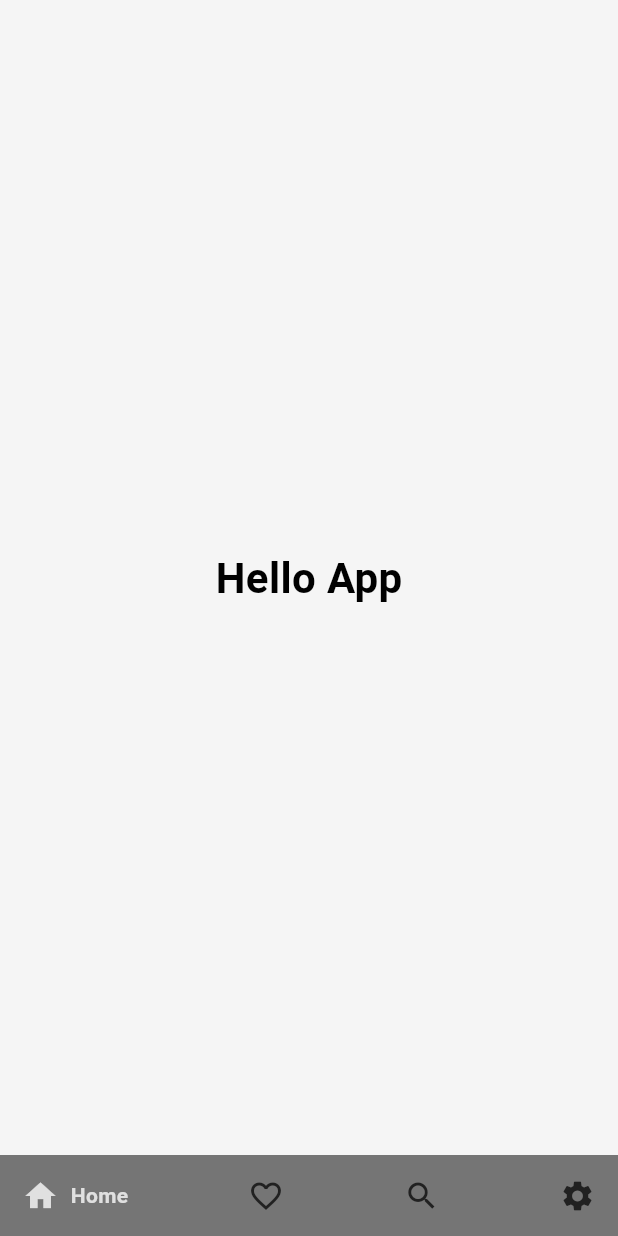
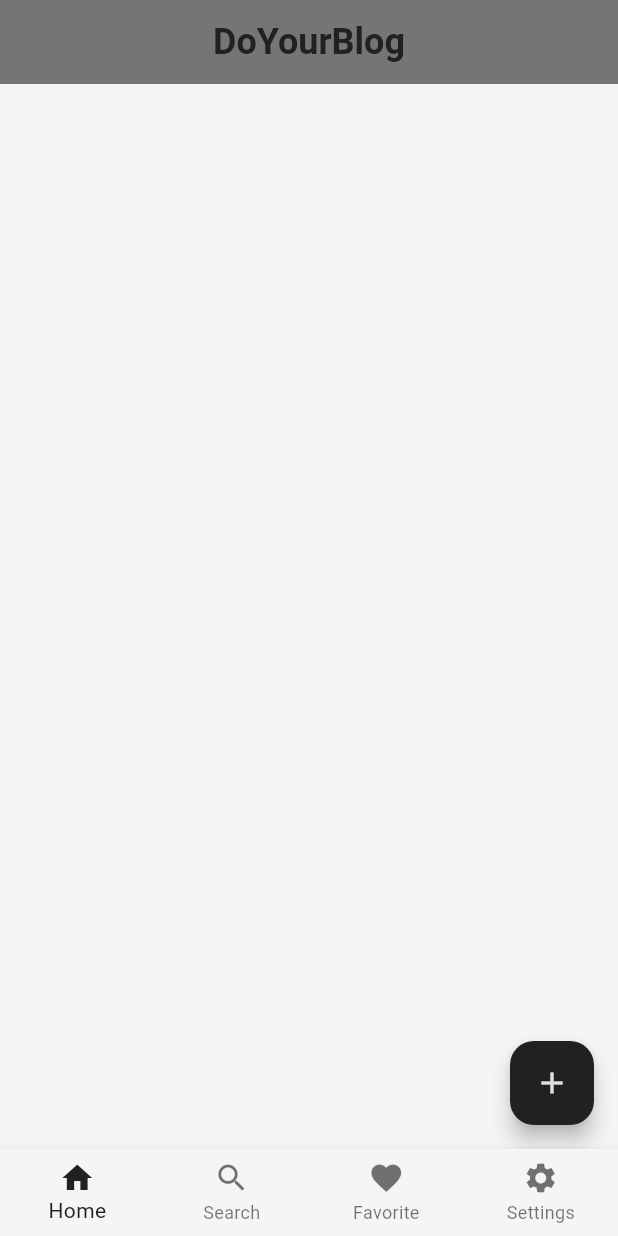
Before and after one commit to itsmealan2000/Blogapp-group1, a Flutter app: the screen it shows once a user with an empty profile is signed in, on a phone screen of 412 x 824 dp. Run offline on Flutter 3.47's test engine with Material 3 defaults, Android fonts, the phone set to English and light mode, and no system bars; drawn by our look-alikes of google_nav_bar; our stand-ins replace cloud_firestore, firebase_auth, firebase_core, font_awesome_flutter; accounts and stored records are empty; Roboto replaces fonts that are missing (Times New Roman).

Commit message:
comeplete app feature added to mainrepo

```diff
--- a/lib/admin/admin-Pages/manageusers.dart
+++ b/lib/admin/admin-Pages/manageusers.dart
@@ -6,10 +6,10 @@ class Manageusers extends StatefulWidget {
   const Manageusers({super.key});
 
   @override
-  _ManageusersState createState() => _ManageusersState();
+  ManageusersState createState() => ManageusersState();
 }
 
-class _ManageusersState extends State<Manageusers> {
+class ManageusersState extends State<Manageusers> {
   late Future<List<Map<String, dynamic>>> _userFuture;
   final Apiservice _apiservice = Apiservice('https://jsonplaceholder.typicode.com/users');
   final TextEditingController _searchController = TextEditingController();
--- a/lib/pages/home_page.dart
+++ b/lib/pages/home_page.dart
@@ -1,8 +1,8 @@
 import 'package:blogapp/pages/liked_page.dart';
+import 'package:blogapp/pages/main_page.dart';
 import 'package:blogapp/pages/search_page.dart';
 import 'package:blogapp/pages/setting_page.dart';
 import 'package:flutter/material.dart';
-import 'package:google_nav_bar/google_nav_bar.dart';
 
 class HomePage extends StatefulWidget {
   const HomePage({super.key});
@@ -12,42 +12,44 @@ class HomePage extends StatefulWidget {
 }
 
 class _HomePageState extends State<HomePage> {
+  final List pages=[
+     MainPage(),
+    const SearchPage(),
+    const LikedPage(),
+    const SettingPage()
+  ];
+
+  int _currentIndex = 0;
   @override
   Widget build(BuildContext context) {
     return Scaffold(
-      backgroundColor: Theme.of(context).colorScheme.surface,
-      bottomNavigationBar: Container(
-        color: Theme.of(context).colorScheme.primary,
-        child: GNav(
-          backgroundColor: Theme.of(context).colorScheme.secondary,
-          color: Theme.of(context).colorScheme.inversePrimary,
-          activeColor: Theme.of(context).colorScheme.primary,
-          tabBackgroundColor: Theme.of(context).colorScheme.secondary,
-          gap: 8,
-          padding: const EdgeInsets.all(15),
-          tabs:  [
-            GButton(icon: Icons.home,text: 'Home',onPressed: (){
-              Navigator.push(context, MaterialPageRoute(builder: (context) => const HomePage(),));
-            },),
-            GButton(icon: Icons.favorite_border,text: 'Favorite',onPressed: (){
-              Navigator.push(context, MaterialPageRoute(builder: (context) => const LikedPage(),));
-            },),
-            GButton(icon: Icons.search,text: 'Search',onPressed: (){
-              Navigator.push(context, MaterialPageRoute(builder: (context) => const SearchPage(),));
-            },),
-            GButton(icon: Icons.settings,text: 'Settings',onPressed: (){
-              Navigator.push(context, MaterialPageRoute(builder: (context) => const SettingPage(),));
-            },),
-          ]
-          ),
-      ),
-      body: const Center(
-        child: Text(
-          "Hello App",
-          style: TextStyle(
-              fontSize: 28, fontWeight: FontWeight.bold, color: Colors.black),
+      bottomNavigationBar: BottomNavigationBar(
+        type: BottomNavigationBarType.fixed,
+        backgroundColor: Theme.of(context).colorScheme.surface,
+        selectedIconTheme: IconThemeData(
+          color: Theme.of(context).colorScheme.inversePrimary
         ),
-      ),
+        // selectedLabelStyle: TextStyle(
+        //   color: Theme.of(context).colorScheme.inversePrimary,
+        //   fontWeight: FontWeight.bold
+        // ),
+        elevation: 5,
+        selectedItemColor: Theme.of(context).colorScheme.inversePrimary,
+        showSelectedLabels: true,
+        currentIndex: _currentIndex,
+        items:const [
+          BottomNavigationBarItem(icon: Icon(Icons.home),label: 'Home'),
+          BottomNavigationBarItem(icon: Icon(Icons.search),label: 'Search'),
+          BottomNavigationBarItem(icon: Icon(Icons.favorite),label: 'Favorite'),
+          BottomNavigationBarItem(icon: Icon(Icons.settings),label: 'Settings'),
+        ],
+        onTap: (index){
+          setState(() {
+            _currentIndex=index;
+          });
+        },
+        ),
+        body: pages[_currentIndex],
     );
   }
 }
--- /dev/null
+++ b/lib/pages/main_page.dart
@@ -0,0 +1,110 @@
+import 'package:cloud_firestore/cloud_firestore.dart';
+import 'package:flutter/material.dart';
+import 'createBlog.dart'; // Import the new page
+
+// ignore: must_be_immutable
+class MainPage extends StatelessWidget {
+  MainPage({super.key});
+
+  List blog = [];
+  void onSaved() {}
+
+  // Function to delete a blog by its document ID
+  Future<void> deleteBlog(String docId) async {
+    await FirebaseFirestore.instance.collection("Blogs").doc(docId).delete();
+  }
+
+  @override
+  Widget build(BuildContext context) {
+    return Scaffold(
+      appBar: AppBar(
+        backgroundColor: Theme.of(context).colorScheme.tertiary,
+        title: Text(
+          'DoYourBlog',
+          style: TextStyle(
+            color: Theme.of(context).colorScheme.inversePrimary,
+            fontSize: 24,
+            fontWeight: FontWeight.bold,
+            fontFamily: 'Times New Roman', // Set the font family
+          ),
+        ),
+        centerTitle: true,
+      ),
+      body: StreamBuilder(
+        stream: FirebaseFirestore.instance.collection("Blogs").snapshots(),
+        builder: (context, snapshot) {
+          if (snapshot.connectionState == ConnectionState.active) {
+            if (snapshot.hasData) {
+              return ListView.builder(
+                itemCount: snapshot.data!.docs.length,
+                itemBuilder: (context, index) {
+                  var blog = snapshot.data!.docs[index];
+                  return Container(
+                    margin: const EdgeInsets.only(top: 7, left: 5, right: 5),
+                    padding: const EdgeInsets.all(2),
+                    decoration: BoxDecoration(
+                      color: Theme.of(context).colorScheme.primary,
+                      borderRadius: BorderRadius.circular(15),
+                    ),
+                    child: ListTile(
+                      title: Text("${blog["title"]}"),
+                      subtitle: Text("${blog["content"]}"),
+                      // Add a delete button to the right (trailing) side
+                      trailing: IconButton(
+                        icon: const Icon(Icons.delete, color: Colors.red),
+                        onPressed: () {
+                          // Confirm before deleting
+                          showDialog(
+                            context: context,
+                            builder: (context) => AlertDialog(
+                              title: const Text("Delete Blog"),
+                              content: const Text(
+                                  "Are you sure you want to delete this blog?"),
+                              actions: [
+                                TextButton(
+                                  onPressed: () => Navigator.pop(context),
+                                  child: const Text("Cancel"),
+                                ),
+                                TextButton(
+                                  onPressed: () {
+                                    // Delete the blog from Firestore
+                                    deleteBlog(blog.id);
+                                    Navigator.pop(context);
+                                  },
+                                  child: const Text("Delete"),
+                                ),
+                              ],
+                            ),
+                          );
+                        },
+                      ),
+                    ),
+                  );
+                },
+              );
+            } else if (snapshot.hasError) {
+              return Center(child: Text(snapshot.hasError.toString()));
+            } else {
+              return const Center(child: Text('Blogs Not found'));
+            }
+          } else {
+            return const Center(child: CircularProgressIndicator());
+          }
+        },
+      ),
+      floatingActionButton: FloatingActionButton(
+        onPressed: () {
+          // Navigate to the NewBlogPage
+          Navigator.push(
+            context,
+            MaterialPageRoute(builder: (context) => const CreateBlogPage()),
+          );
+        },
+        backgroundColor:
+            Theme.of(context).colorScheme.inversePrimary, // Button color
+        foregroundColor: Theme.of(context).colorScheme.primary,
+        child: const Icon(Icons.add), // Icon color
+      ),
+    );
+  }
+}
```
Also changed, not shown: lib/admin/admin-Pages/manageblogs.dart (+20 -0 lines), lib/admin/admin-components/Editblogs.dart (added, +108 -0 lines), lib/admin/admin_page.dart (+25 -3 lines), lib/pages/createBlog.dart (added, +104 -0 lines), lib/pages/create_page.dart (added, +134 -0 lines), lib/pages/preview_page.dart (added, +119 -0 lines).
